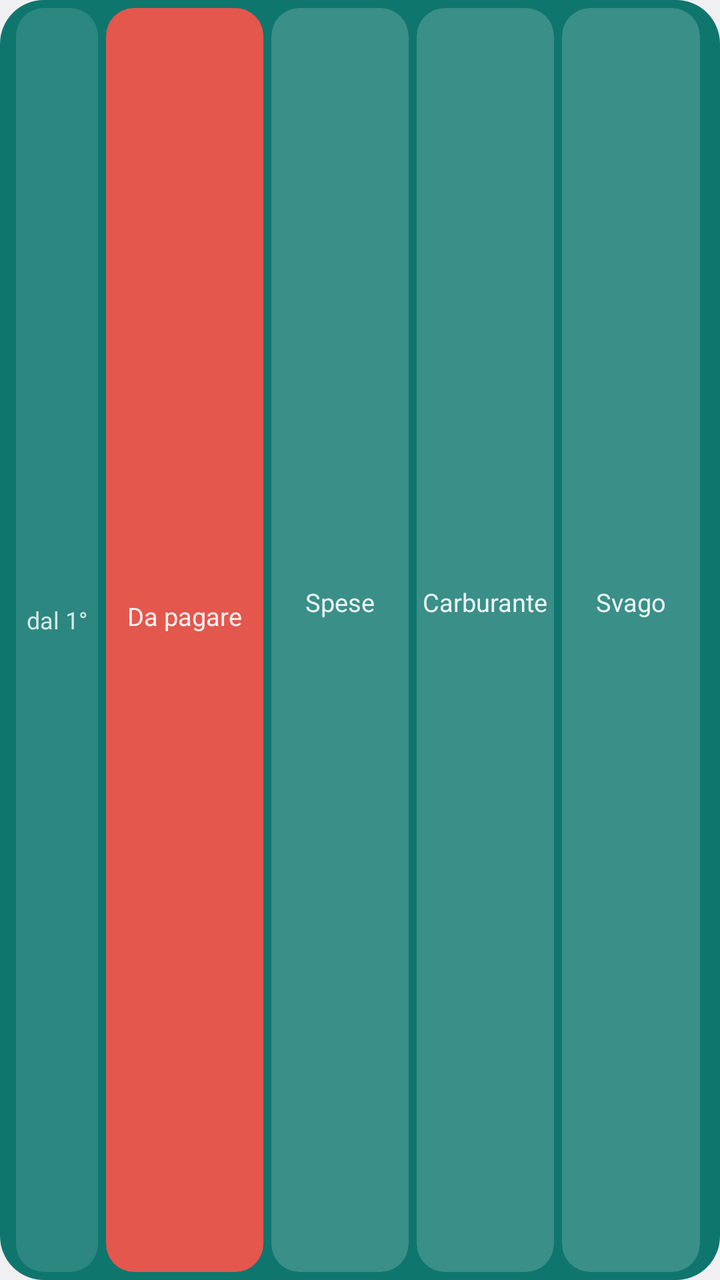
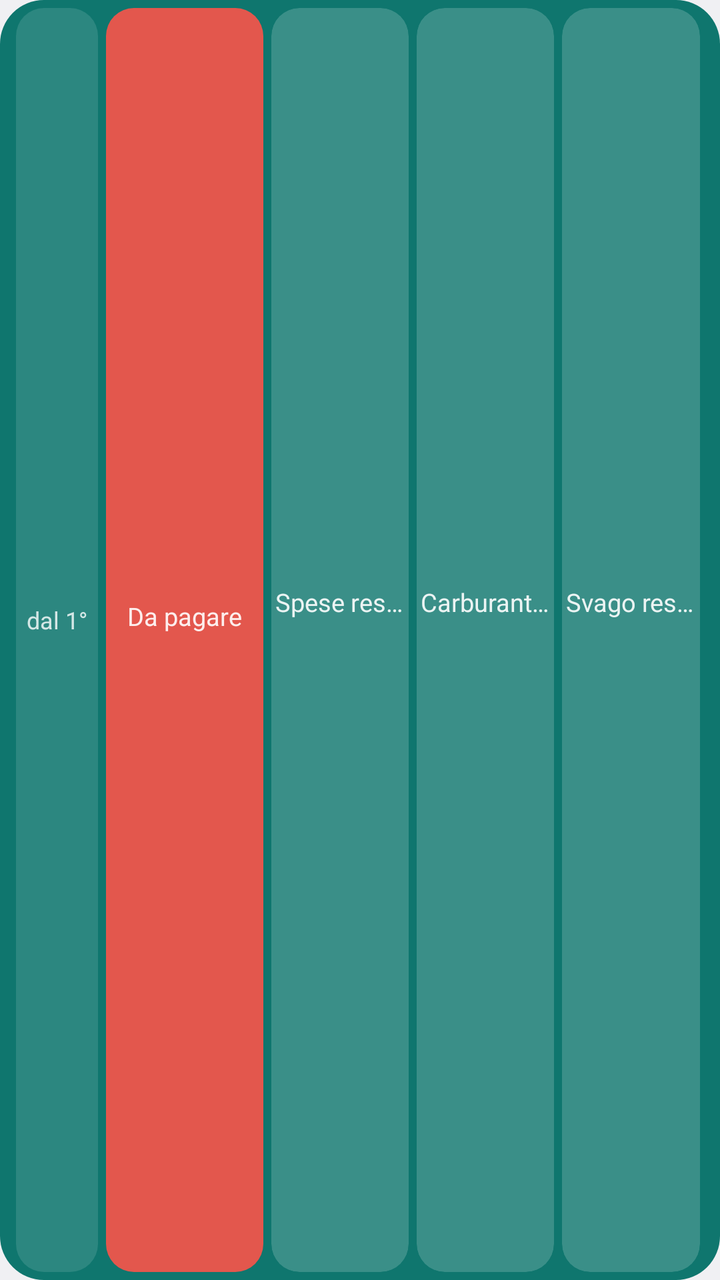

Before-and-after screenshots of an Android layout around one commit, followed by the original layout XML and the change that was made.
<!-- AndroidManifest.xml: application theme AppTheme -->
<!-- res/layout/widget_month2.xml -->
<?xml version="1.0" encoding="utf-8"?>
<LinearLayout xmlns:android="http://schemas.android.com/apk/res/android"
    android:id="@+id/widget_month_root"
    android:layout_width="match_parent"
    android:layout_height="match_parent"
    android:orientation="horizontal"
    android:gravity="center_vertical"
    android:paddingLeft="8dp"
    android:paddingRight="8dp"
    android:paddingTop="4dp"
    android:paddingBottom="4dp"
    android:background="@drawable/widget_bg">

    
    <LinearLayout
        android:id="@+id/widget_month_since_cell"
        android:layout_width="0dp"
        android:layout_height="match_parent"
        android:layout_weight="0.6"
        android:orientation="vertical"
        android:gravity="center"
        android:layout_marginRight="2dp"
        android:paddingLeft="2dp"
        android:paddingRight="2dp"
        android:background="@drawable/widget_since_bg">
        <TextView
            android:layout_width="wrap_content"
            android:layout_height="wrap_content"
            android:text="dal 1°"
            android:textColor="#CCFFFFFF"
            android:textSize="12sp"
            android:singleLine="true" />
        <TextView
            android:id="@+id/widget_month_since"
            android:layout_width="wrap_content"
            android:layout_height="wrap_content"
            android:textColor="#FFFFFF"
            android:textSize="15sp"
            android:textStyle="bold"
            android:singleLine="true" />
    </LinearLayout>

    
    <LinearLayout
        android:id="@+id/widget_month_due_cell"
        android:layout_width="0dp"
        android:layout_height="match_parent"
        android:layout_weight="1.15"
        android:layout_marginLeft="2dp"
        android:layout_marginRight="2dp"
        android:orientation="vertical"
        android:gravity="center"
        android:paddingLeft="6dp"
        android:paddingRight="6dp"
        android:background="@drawable/widget_cell_due">
        <TextView
            android:id="@+id/widget_month_topay_label"
            android:layout_width="wrap_content"
            android:layout_height="wrap_content"
            android:text="Da pagare"
            android:textColor="#E6FFFFFF"
            android:textSize="12.5sp"
            android:singleLine="true" />
        <TextView
            android:id="@+id/widget_month_topay"
            android:layout_width="wrap_content"
            android:layout_height="wrap_content"
            android:textColor="#FFFFFF"
            android:textSize="17.5sp"
            android:textStyle="bold"
            android:singleLine="true" />
    </LinearLayout>

    
    <FrameLayout
        android:id="@+id/widget_month_spese_cell"
        android:layout_width="0dp"
        android:layout_height="match_parent"
        android:layout_weight="1"
        android:layout_marginLeft="2dp"
        android:layout_marginRight="2dp"
        android:background="@drawable/widget_cell"
        android:clipToOutline="true">
        <ViewFlipper
            android:id="@+id/widget_month_spese_fill"
            android:layout_width="match_parent"
            android:layout_height="match_parent"
            android:autoStart="true"
            android:flipInterval="285">
            <ImageView android:id="@+id/fl_spese_0" android:layout_width="match_parent" android:layout_height="match_parent" android:scaleType="fitXY" />
            <ImageView android:id="@+id/fl_spese_1" android:layout_width="match_parent" android:layout_height="match_parent" android:scaleType="fitXY" />
            <ImageView android:id="@+id/fl_spese_2" android:layout_width="match_parent" android:layout_height="match_parent" android:scaleType="fitXY" />
            <ImageView android:id="@+id/fl_spese_3" android:layout_width="match_parent" android:layout_height="match_parent" android:scaleType="fitXY" />
            <ImageView android:id="@+id/fl_spese_4" android:layout_width="match_parent" android:layout_height="match_parent" android:scaleType="fitXY" />
            <ImageView android:id="@+id/fl_spese_5" android:layout_width="match_parent" android:layout_height="match_parent" android:scaleType="fitXY" />
            <ImageView android:id="@+id/fl_spese_6" android:layout_width="match_parent" android:layout_height="match_parent" android:scaleType="fitXY" />
            <ImageView android:id="@+id/fl_spese_7" android:layout_width="match_parent" android:layout_height="match_parent" android:scaleType="fitXY" />
            <ImageView android:id="@+id/fl_spese_8" android:layout_width="match_parent" android:layout_height="match_parent" android:scaleType="fitXY" />
            <ImageView android:id="@+id/fl_spese_9" android:layout_width="match_parent" android:layout_height="match_parent" android:scaleType="fitXY" />
            <ImageView android:id="@+id/fl_spese_10" android:layout_width="match_parent" android:layout_height="match_parent" android:scaleType="fitXY" />
            <ImageView android:id="@+id/fl_spese_11" android:layout_width="match_parent" android:layout_height="match_parent" android:scaleType="fitXY" />
            <ImageView android:id="@+id/fl_spese_12" android:layout_width="match_parent" android:layout_height="match_parent" android:scaleType="fitXY" />
            <ImageView android:id="@+id/fl_spese_13" android:layout_width="match_parent" android:layout_height="match_parent" android:scaleType="fitXY" />
            <ImageView android:id="@+id/fl_spese_14" android:layout_width="match_parent" android:layout_height="match_parent" android:scaleType="fitXY" />
            <ImageView android:id="@+id/fl_spese_15" android:layout_width="match_parent" android:layout_height="match_parent" android:scaleType="fitXY" />
        </ViewFlipper>
        <LinearLayout
            android:layout_width="match_parent"
            android:layout_height="match_parent"
            android:orientation="vertical"
            android:gravity="center"
            android:paddingLeft="2dp"
            android:paddingRight="2dp">
            <TextView
                android:layout_width="wrap_content"
                android:layout_height="wrap_content"
                android:text="Spese"
                android:textColor="#E6FFFFFF"
                android:textSize="12.5sp"
                android:singleLine="true" />
            <TextView
                android:id="@+id/widget_month_spese"
                android:layout_width="wrap_content"
                android:layout_height="wrap_content"
                android:textColor="#FFFFFF"
                android:textSize="16.5sp"
                android:textStyle="bold"
                android:singleLine="true" />
            <TextView
                android:id="@+id/widget_month_spese_day"
                android:layout_width="wrap_content"
                android:layout_height="wrap_content"
                android:layout_marginTop="1dp"
                android:textColor="#FFFFFFFF"
                android:textSize="11sp"
                android:textStyle="bold"
                android:shadowColor="#99000000"
                android:shadowRadius="2"
                android:singleLine="true" />
        </LinearLayout>
    </FrameLayout>

    
    <FrameLayout
        android:id="@+id/widget_month_carburante_cell"
        android:layout_width="0dp"
        android:layout_height="match_parent"
        android:layout_weight="1"
        android:layout_marginLeft="2dp"
        android:layout_marginRight="2dp"
        android:background="@drawable/widget_cell"
        android:clipToOutline="true">
        <ViewFlipper
            android:id="@+id/widget_month_carburante_fill"
            android:layout_width="match_parent"
            android:layout_height="match_parent"
            android:autoStart="true"
            android:flipInterval="285">
            <ImageView android:id="@+id/fl_carburante_0" android:layout_width="match_parent" android:layout_height="match_parent" android:scaleType="fitXY" />
            <ImageView android:id="@+id/fl_carburante_1" android:layout_width="match_parent" android:layout_height="match_parent" android:scaleType="fitXY" />
            <ImageView android:id="@+id/fl_carburante_2" android:layout_width="match_parent" android:layout_height="match_parent" android:scaleType="fitXY" />
            <ImageView android:id="@+id/fl_carburante_3" android:layout_width="match_parent" android:layout_height="match_parent" android:scaleType="fitXY" />
            <ImageView android:id="@+id/fl_carburante_4" android:layout_width="match_parent" android:layout_height="match_parent" android:scaleType="fitXY" />
            <ImageView android:id="@+id/fl_carburante_5" android:layout_width="match_parent" android:layout_height="match_parent" android:scaleType="fitXY" />
            <ImageView android:id="@+id/fl_carburante_6" android:layout_width="match_parent" android:layout_height="match_parent" android:scaleType="fitXY" />
            <ImageView android:id="@+id/fl_carburante_7" android:layout_width="match_parent" android:layout_height="match_parent" android:scaleType="fitXY" />
            <ImageView android:id="@+id/fl_carburante_8" android:layout_width="match_parent" android:layout_height="match_parent" android:scaleType="fitXY" />
            <ImageView android:id="@+id/fl_carburante_9" android:layout_width="match_parent" android:layout_height="match_parent" android:scaleType="fitXY" />
            <ImageView android:id="@+id/fl_carburante_10" android:layout_width="match_parent" android:layout_height="match_parent" android:scaleType="fitXY" />
            <ImageView android:id="@+id/fl_carburante_11" android:layout_width="match_parent" android:layout_height="match_parent" android:scaleType="fitXY" />
            <ImageView android:id="@+id/fl_carburante_12" android:layout_width="match_parent" android:layout_height="match_parent" android:scaleType="fitXY" />
            <ImageView android:id="@+id/fl_carburante_13" android:layout_width="match_parent" android:layout_height="match_parent" android:scaleType="fitXY" />
            <ImageView android:id="@+id/fl_carburante_14" android:layout_width="match_parent" android:layout_height="match_parent" android:scaleType="fitXY" />
            <ImageView android:id="@+id/fl_carburante_15" android:layout_width="match_parent" android:layout_height="match_parent" android:scaleType="fitXY" />
        </ViewFlipper>
        <LinearLayout
            android:layout_width="match_parent"
            android:layout_height="match_parent"
            android:orientation="vertical"
            android:gravity="center"
            android:paddingLeft="2dp"
            android:paddingRight="2dp">
            <TextView
                android:layout_width="wrap_content"
                android:layout_height="wrap_content"
                android:text="Carburante"
                android:textColor="#E6FFFFFF"
                android:textSize="12.5sp"
                android:singleLine="true" />
            <TextView
                android:id="@+id/widget_month_carburante"
                android:layout_width="wrap_content"
                android:layout_height="wrap_content"
                android:textColor="#FFFFFF"
                android:textSize="16.5sp"
                android:textStyle="bold"
                android:singleLine="true" />
            <TextView
                android:id="@+id/widget_month_carburante_day"
                android:layout_width="wrap_content"
                android:layout_height="wrap_content"
                android:layout_marginTop="1dp"
                android:textColor="#FFFFFFFF"
                android:textSize="11sp"
                android:textStyle="bold"
                android:shadowColor="#99000000"
                android:shadowRadius="2"
                android:singleLine="true" />
        </LinearLayout>
    </FrameLayout>

    
    <FrameLayout
        android:id="@+id/widget_month_svago_cell"
        android:layout_width="0dp"
        android:layout_height="match_parent"
        android:layout_weight="1"
        android:layout_marginLeft="2dp"
        android:layout_marginRight="2dp"
        android:background="@drawable/widget_cell"
        android:clipToOutline="true">
        <ViewFlipper
            android:id="@+id/widget_month_svago_fill"
            android:layout_width="match_parent"
            android:layout_height="match_parent"
            android:autoStart="true"
            android:flipInterval="285">
            <ImageView android:id="@+id/fl_svago_0" android:layout_width="match_parent" android:layout_height="match_parent" android:scaleType="fitXY" />
            <ImageView android:id="@+id/fl_svago_1" android:layout_width="match_parent" android:layout_height="match_parent" android:scaleType="fitXY" />
            <ImageView android:id="@+id/fl_svago_2" android:layout_width="match_parent" android:layout_height="match_parent" android:scaleType="fitXY" />
            <ImageView android:id="@+id/fl_svago_3" android:layout_width="match_parent" android:layout_height="match_parent" android:scaleType="fitXY" />
            <ImageView android:id="@+id/fl_svago_4" android:layout_width="match_parent" android:layout_height="match_parent" android:scaleType="fitXY" />
            <ImageView android:id="@+id/fl_svago_5" android:layout_width="match_parent" android:layout_height="match_parent" android:scaleType="fitXY" />
            <ImageView android:id="@+id/fl_svago_6" android:layout_width="match_parent" android:layout_height="match_parent" android:scaleType="fitXY" />
            <ImageView android:id="@+id/fl_svago_7" android:layout_width="match_parent" android:layout_height="match_parent" android:scaleType="fitXY" />
            <ImageView android:id="@+id/fl_svago_8" android:layout_width="match_parent" android:layout_height="match_parent" android:scaleType="fitXY" />
            <ImageView android:id="@+id/fl_svago_9" android:layout_width="match_parent" android:layout_height="match_parent" android:scaleType="fitXY" />
            <ImageView android:id="@+id/fl_svago_10" android:layout_width="match_parent" android:layout_height="match_parent" android:scaleType="fitXY" />
            <ImageView android:id="@+id/fl_svago_11" android:layout_width="match_parent" android:layout_height="match_parent" android:scaleType="fitXY" />
            <ImageView android:id="@+id/fl_svago_12" android:layout_width="match_parent" android:layout_height="match_parent" android:scaleType="fitXY" />
            <ImageView android:id="@+id/fl_svago_13" android:layout_width="match_parent" android:layout_height="match_parent" android:scaleType="fitXY" />
            <ImageView android:id="@+id/fl_svago_14" android:layout_width="match_parent" android:layout_height="match_parent" android:scaleType="fitXY" />
            <ImageView android:id="@+id/fl_svago_15" android:layout_width="match_parent" android:layout_height="match_parent" android:scaleType="fitXY" />
        </ViewFlipper>
        <LinearLayout
            android:layout_width="match_parent"
            android:layout_height="match_parent"
            android:orientation="vertical"
            android:gravity="center"
            android:paddingLeft="2dp"
            android:paddingRight="2dp">
            <TextView
                android:layout_width="wrap_content"
                android:layout_height="wrap_content"
                android:text="Svago"
                android:textColor="#E6FFFFFF"
                android:textSize="12.5sp"
                android:singleLine="true" />
            <TextView
                android:id="@+id/widget_month_svago"
                android:layout_width="wrap_content"
                android:layout_height="wrap_content"
                android:textColor="#FFFFFF"
                android:textSize="16.5sp"
                android:textStyle="bold"
                android:singleLine="true" />
            <TextView
                android:id="@+id/widget_month_svago_day"
                android:layout_width="wrap_content"
                android:layout_height="wrap_content"
                android:layout_marginTop="1dp"
                android:textColor="#FFFFFFFF"
                android:textSize="11sp"
                android:textStyle="bold"
                android:shadowColor="#99000000"
                android:shadowRadius="2"
                android:singleLine="true" />
        </LinearLayout>
    </FrameLayout>
</LinearLayout>
<!-- resources referenced by this layout -->
<resources>
  <!-- drawable widget_bg (drawable) -->
  <?xml version="1.0" encoding="utf-8"?>
  <shape xmlns:android="http://schemas.android.com/apk/res/android" android:shape="rectangle">
      <solid android:color="#0F766E" />
      <corners android:radius="22dp" />
  </shape>
  <!-- drawable widget_cell (drawable) -->
  <?xml version="1.0" encoding="utf-8"?>
  <shape xmlns:android="http://schemas.android.com/apk/res/android" android:shape="rectangle">
      <solid android:color="#2EFFFFFF" />
      <corners android:radius="14dp" />
  </shape>
  <!-- drawable widget_cell_due (drawable) -->
  <?xml version="1.0" encoding="utf-8"?>
  <shape xmlns:android="http://schemas.android.com/apk/res/android" android:shape="rectangle">
      <solid android:color="#E3574D" />
      <corners android:radius="14dp" />
  </shape>
  <!-- drawable widget_since_bg (drawable) -->
  <?xml version="1.0" encoding="utf-8"?>
  <shape xmlns:android="http://schemas.android.com/apk/res/android" android:shape="rectangle">
      <solid android:color="#1FFFFFFF" />
      <corners android:radius="14dp" />
  </shape>
  <style name="AppTheme" parent="@android:style/Theme.DeviceDefault.DayNight">
          <item name="android:windowActionBar">false</item>
          <item name="android:windowNoTitle">true</item>
      </style>
</resources>

<!-- the commit's change to res/layout/widget_month2.xml (unified diff, before → after) -->
@@ -70,6 +70,7 @@
             android:textStyle="bold"
             android:singleLine="true" />
     </LinearLayout>
+
 
     
     <FrameLayout
@@ -112,9 +113,10 @@
             android:paddingLeft="2dp"
             android:paddingRight="2dp">
             <TextView
-                android:layout_width="wrap_content"
-                android:layout_height="wrap_content"
-                android:text="Spese"
+                android:id="@+id/widget_month_spese_title"
+                android:layout_width="wrap_content"
+                android:layout_height="wrap_content"
+                android:text="Spese resta"
                 android:textColor="#E6FFFFFF"
                 android:textSize="12.5sp"
                 android:singleLine="true" />
@@ -181,9 +183,10 @@
             android:paddingLeft="2dp"
             android:paddingRight="2dp">
             <TextView
-                android:layout_width="wrap_content"
-                android:layout_height="wrap_content"
-                android:text="Carburante"
+                android:id="@+id/widget_month_carburante_title"
+                android:layout_width="wrap_content"
+                android:layout_height="wrap_content"
+                android:text="Carburante resta"
                 android:textColor="#E6FFFFFF"
                 android:textSize="12.5sp"
                 android:singleLine="true" />
@@ -250,9 +253,10 @@
             android:paddingLeft="2dp"
             android:paddingRight="2dp">
             <TextView
-                android:layout_width="wrap_content"
-                android:layout_height="wrap_content"
-                android:text="Svago"
+                android:id="@+id/widget_month_svago_title"
+                android:layout_width="wrap_content"
+                android:layout_height="wrap_content"
+                android:text="Svago resta"
                 android:textColor="#E6FFFFFF"
                 android:textSize="12.5sp"
                 android:singleLine="true" />
